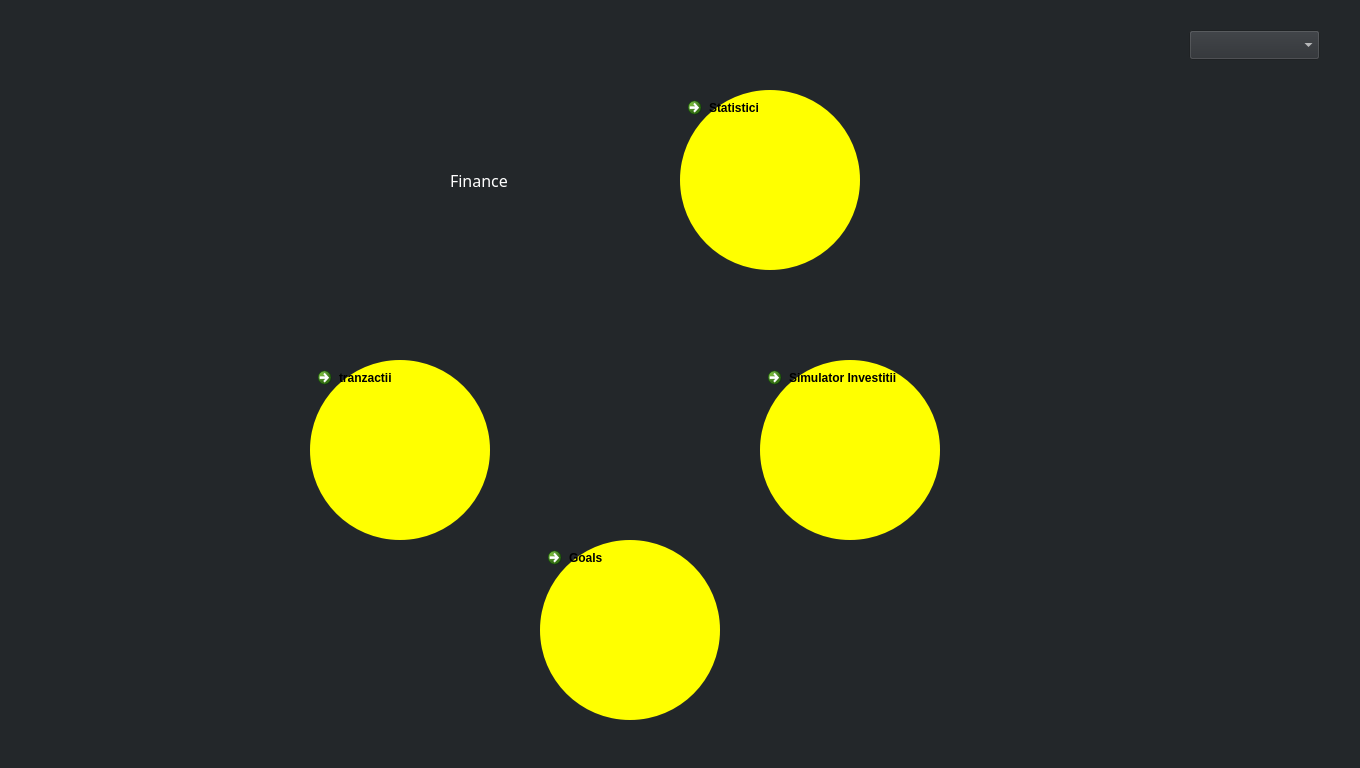
Before: the Qt Designer form 3_Solution/CleverClient/dashboard.ui in georgecpp/CleverPocket, drawn with Qt 5.
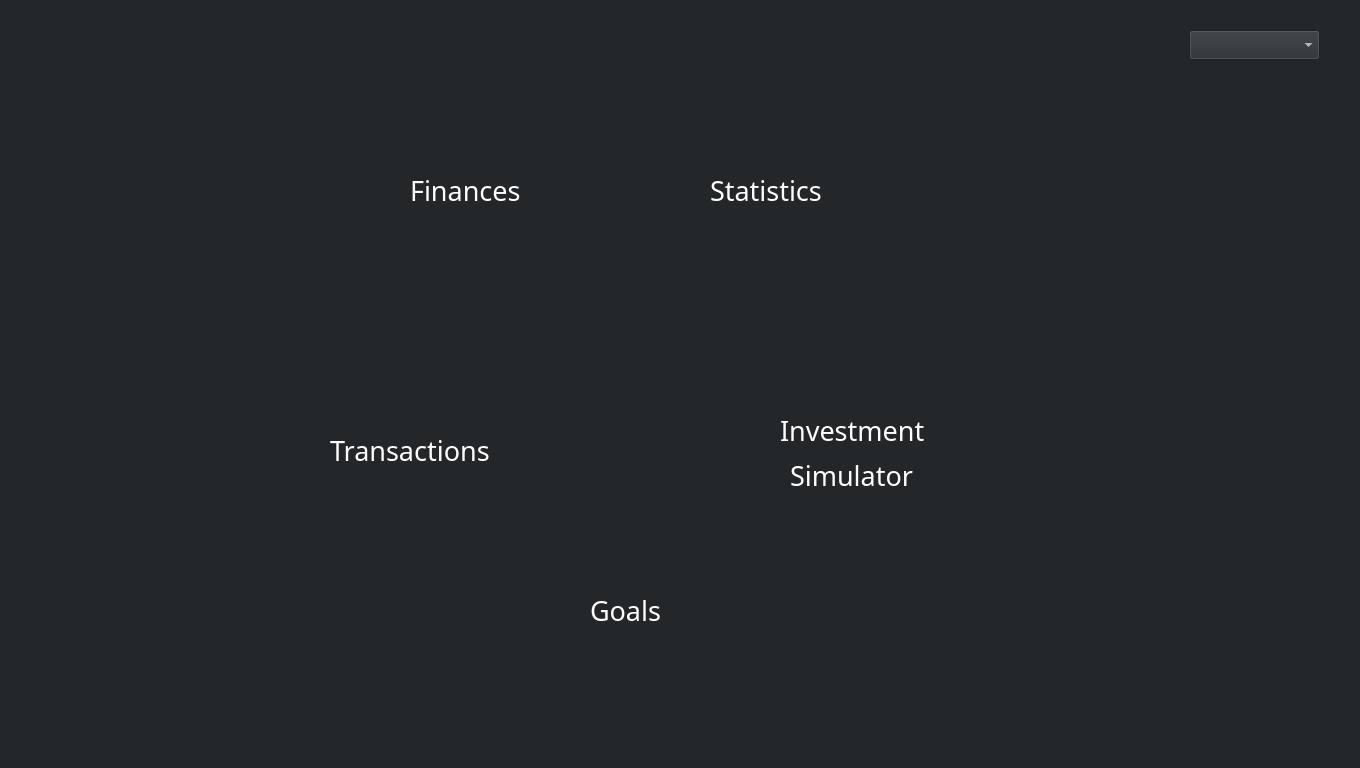
After: the same form once the commit is applied. The open tabs and pages were chosen to show the change. Icons and pictures are not drawn. Custom widgets are drawn as their Qt base class.

Commit message: [UI BIG UPDATE] Dashboard

Diff of the .ui file:
```diff
--- a/3_Solution/CleverClient/dashboard.ui
+++ b/3_Solution/CleverClient/dashboard.ui
@@ -53,20 +53,28 @@
      </property>
      <property name="styleSheet">
       <string notr="true">
-              QCommandLinkButton
+              QCommandLinkButton::hover
               {
-              background-color : lightgreen;
+             
+	background: transparent;
+
               border-radius: 90px;
               }
               QCommandLinkButton::!hover
               {
-              background-color : yellow;
+              border-image: url(:/images/Images/transaction.png);
               border-radius: 90px;
               }
             </string>
      </property>
      <property name="text">
-      <string>tranzactii</string>
+      <string/>
+     </property>
+     <property name="iconSize">
+      <size>
+       <width>0</width>
+       <height>0</height>
+      </size>
      </property>
     </widget>
     <widget class="QCommandLinkButton" name="statisticsCommandLinkButton">
@@ -89,13 +97,20 @@
               }
               QCommandLinkButton::!hover
               {
-              background-color : yellow;
+             
+	border-image: url(:/images/Images/pie-chart.png);
               border-radius: 90px;
               }
             </string>
      </property>
      <property name="text">
-      <string>Statistici</string>
+      <string/>
+     </property>
+     <property name="iconSize">
+      <size>
+       <width>0</width>
+       <height>0</height>
+      </size>
      </property>
     </widget>
     <widget class="QCommandLinkButton" name="investmentsCommandLinkButton">
@@ -109,20 +124,28 @@
      </property>
      <property name="styleSheet">
       <string notr="true">
-              QCommandLinkButton
+              QCommandLinkButton::hover
               {
-              background-color : lightgreen;
-              border-radius: 90px;
+background:transparent;
+border-radius: 90px;
+           
               }
               QCommandLinkButton::!hover
               {
-              background-color : yellow;
-              border-radius: 90px;
+             	border-image: url(:/images/Images/img6.png);
+			border-radius: 90px;
+           
               }
             </string>
      </property>
      <property name="text">
-      <string>Simulator Investitii</string>
+      <string/>
+     </property>
+     <property name="iconSize">
+      <size>
+       <width>0</width>
+       <height>0</height>
+      </size>
      </property>
     </widget>
     <widget class="QComboBox" name="dashboardOptions">
@@ -184,26 +207,32 @@
      </property>
      <property name="styleSheet">
       <string notr="true">
-              QCommandLinkButton
+              QCommandLinkButton::hover
               {
-              background-color : lightgreen;
+background:transparent;
               border-radius: 90px;
               }
               QCommandLinkButton::!hover
               {
-              background-color : yellow;
+	border-image: url(:/images/Images/promotion.png);
               border-radius: 90px;
               }
             </string>
      </property>
      <property name="text">
-      <string>Goals</string>
+      <string/>
+     </property>
+     <property name="iconSize">
+      <size>
+       <width>0</width>
+       <height>0</height>
+      </size>
      </property>
     </widget>
     <widget class="QCommandLinkButton" name="financesCommandLinkButton_2">
      <property name="geometry">
       <rect>
-       <x>390</x>
+       <x>380</x>
        <y>90</y>
        <width>180</width>
        <height>180</height>
@@ -217,7 +246,7 @@
      </property>
      <property name="styleSheet">
       <string notr="true">
-              QCommandLinkButton ::hover
+              QCommandLinkButton::hover
               {
               
 	border-image: url(:/images/Images/img4.png);
@@ -225,10 +254,10 @@
               }
               QCommandLinkButton::!hover
               {
-              background-color : rgb(35, 39, 42);
-            
+          
+	border-image: url(:/images/Images/money-bag.png);
+              border-radius: 90px;
               }
-
             </string>
      </property>
      <property name="text">
@@ -244,25 +273,153 @@
     <widget class="QLabel" name="label_13">
      <property name="geometry">
       <rect>
-       <x>450</x>
-       <y>170</y>
-       <width>71</width>
-       <height>21</height>
+       <x>410</x>
+       <y>150</y>
+       <width>161</width>
+       <height>81</height>
       </rect>
      </property>
      <property name="font">
       <font>
        <family>Whitney</family>
-       <pointsize>12</pointsize>
+       <pointsize>20</pointsize>
       </font>
      </property>
      <property name="styleSheet">
-      <string notr="true">color:white;</string>
+      <string notr="true">color:white;
+border:none;</string>
      </property>
      <property name="text">
-      <string>Finance</string>
+      <string>Finances</string>
      </property>
     </widget>
+    <widget class="QLabel" name="label_17">
+     <property name="geometry">
+      <rect>
+       <x>710</x>
+       <y>150</y>
+       <width>160</width>
+       <height>81</height>
+      </rect>
+     </property>
+     <property name="font">
+      <font>
+       <family>Whitney</family>
+       <pointsize>20</pointsize>
+      </font>
+     </property>
+     <property name="styleSheet">
+      <string notr="true">color:white;
+border:none;</string>
+     </property>
+     <property name="text">
+      <string>Statistics</string>
+     </property>
+    </widget>
+    <widget class="QLabel" name="label_18">
+     <property name="geometry">
+      <rect>
+       <x>330</x>
+       <y>410</y>
+       <width>161</width>
+       <height>81</height>
+      </rect>
+     </property>
+     <property name="font">
+      <font>
+       <family>Whitney</family>
+       <pointsize>20</pointsize>
+      </font>
+     </property>
+     <property name="styleSheet">
+      <string notr="true">color:white;
+border:none;</string>
+     </property>
+     <property name="text">
+      <string>Transactions</string>
+     </property>
+    </widget>
+    <widget class="QLabel" name="label_19">
+     <property name="geometry">
+      <rect>
+       <x>780</x>
+       <y>410</y>
+       <width>161</width>
+       <height>41</height>
+      </rect>
+     </property>
+     <property name="font">
+      <font>
+       <family>Whitney</family>
+       <pointsize>20</pointsize>
+      </font>
+     </property>
+     <property name="styleSheet">
+      <string notr="true">color:white;
+border:none;</string>
+     </property>
+     <property name="text">
+      <string>Investment</string>
+     </property>
+    </widget>
+    <widget class="QLabel" name="label_20">
+     <property name="geometry">
+      <rect>
+       <x>790</x>
+       <y>460</y>
+       <width>161</width>
+       <height>31</height>
+      </rect>
+     </property>
+     <property name="font">
+      <font>
+       <family>Whitney</family>
+       <pointsize>20</pointsize>
+      </font>
+     </property>
+     <property name="styleSheet">
+      <string notr="true">color:white;
+border:none;</string>
+     </property>
+     <property name="text">
+      <string>Simulator</string>
+     </property>
+    </widget>
+    <widget class="QLabel" name="label_21">
+     <property name="geometry">
+      <rect>
+       <x>590</x>
+       <y>570</y>
+       <width>161</width>
+       <height>81</height>
+      </rect>
+     </property>
+     <property name="font">
+      <font>
+       <family>Whitney</family>
+       <pointsize>20</pointsize>
+      </font>
+     </property>
+     <property name="styleSheet">
+      <string notr="true">color:white;
+border:none;</string>
+     </property>
+     <property name="text">
+      <string>Goals</string>
+     </property>
+    </widget>
+    <zorder>label_21</zorder>
+    <zorder>label_20</zorder>
+    <zorder>label_19</zorder>
+    <zorder>label_18</zorder>
+    <zorder>label_17</zorder>
+    <zorder>label_13</zorder>
+    <zorder>transactionsCommandLinkButton</zorder>
+    <zorder>statisticsCommandLinkButton</zorder>
+    <zorder>investmentsCommandLinkButton</zorder>
+    <zorder>dashboardOptions</zorder>
+    <zorder>goalsCommandLinkButton</zorder>
+    <zorder>financesCommandLinkButton</zorder>
    </widget>
    <widget class="QWidget" name="financesPage">
     <widget class="QComboBox" name="financesOptions">
```
Left out of the diff: 11 changed lines with no effect on the pictures. The commit also changes 25 other files.
